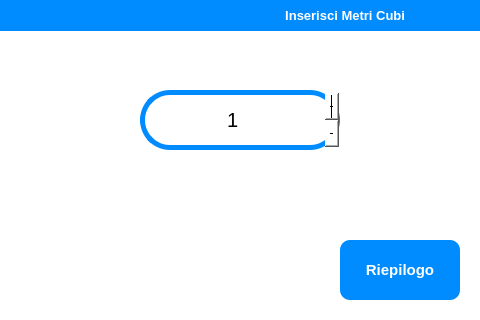
ISacchitella/MicroOne_v1.1, file view/inserisci_metri_cubi_window.ui: the form before one commit.
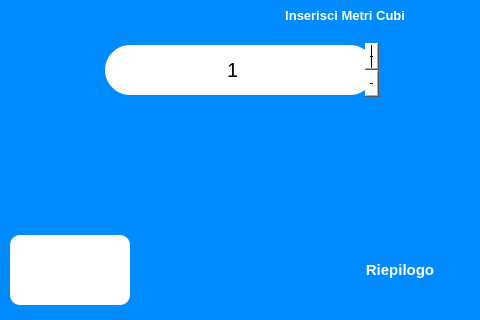
The form after the commit. Icons and pictures are not drawn.

The edit to the form file:
```diff
--- a/view/inserisci_metri_cubi_window.ui
+++ b/view/inserisci_metri_cubi_window.ui
@@ -19,10 +19,10 @@
   <widget class="QLabel" name="label_5">
    <property name="geometry">
     <rect>
-     <x>-30</x>
+     <x>0</x>
      <y>0</y>
-     <width>531</width>
-     <height>31</height>
+     <width>480</width>
+     <height>320</height>
     </rect>
    </property>
    <property name="styleSheet">
@@ -121,9 +121,9 @@
   <widget class="QSpinBox" name="metri_cubi_spinBox">
    <property name="geometry">
     <rect>
-     <x>140</x>
-     <y>90</y>
-     <width>200</width>
+     <x>100</x>
+     <y>40</y>
+     <width>280</width>
      <height>60</height>
     </rect>
    </property>
@@ -184,10 +184,10 @@
   <widget class="QPushButton" name="keyboard_btn">
    <property name="geometry">
     <rect>
-     <x>80</x>
-     <y>190</y>
-     <width>161</width>
-     <height>71</height>
+     <x>10</x>
+     <y>235</y>
+     <width>120</width>
+     <height>70</height>
     </rect>
    </property>
    <property name="font">
```
Left out of the diff: 3 changed lines with no effect on the pictures.
